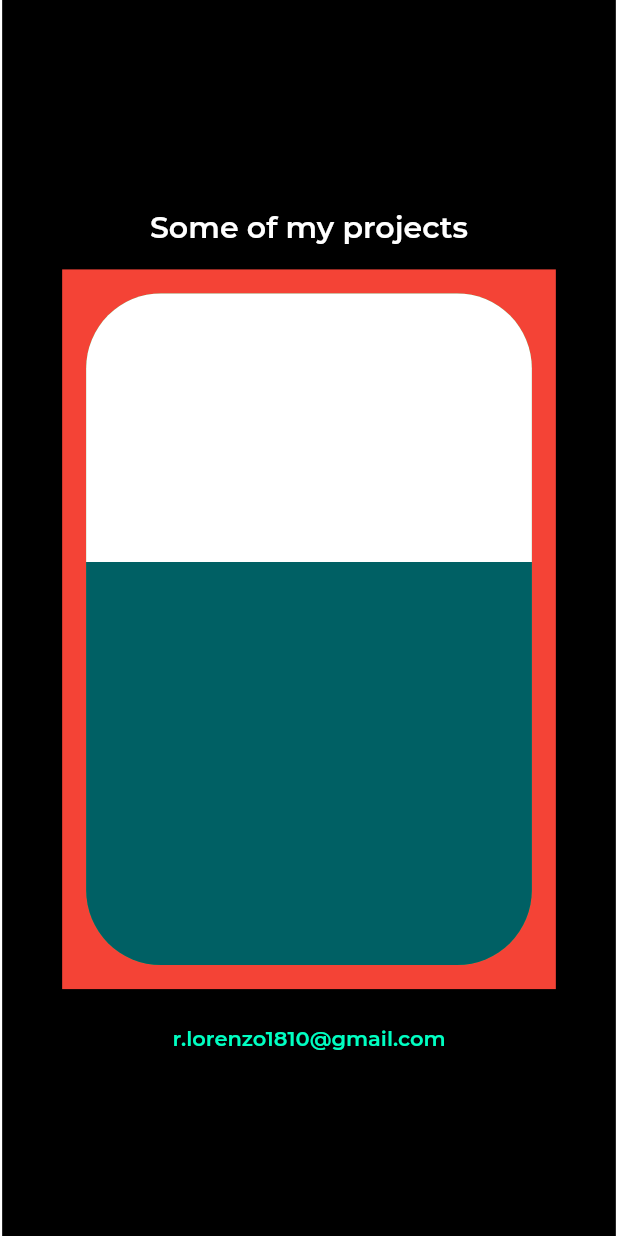
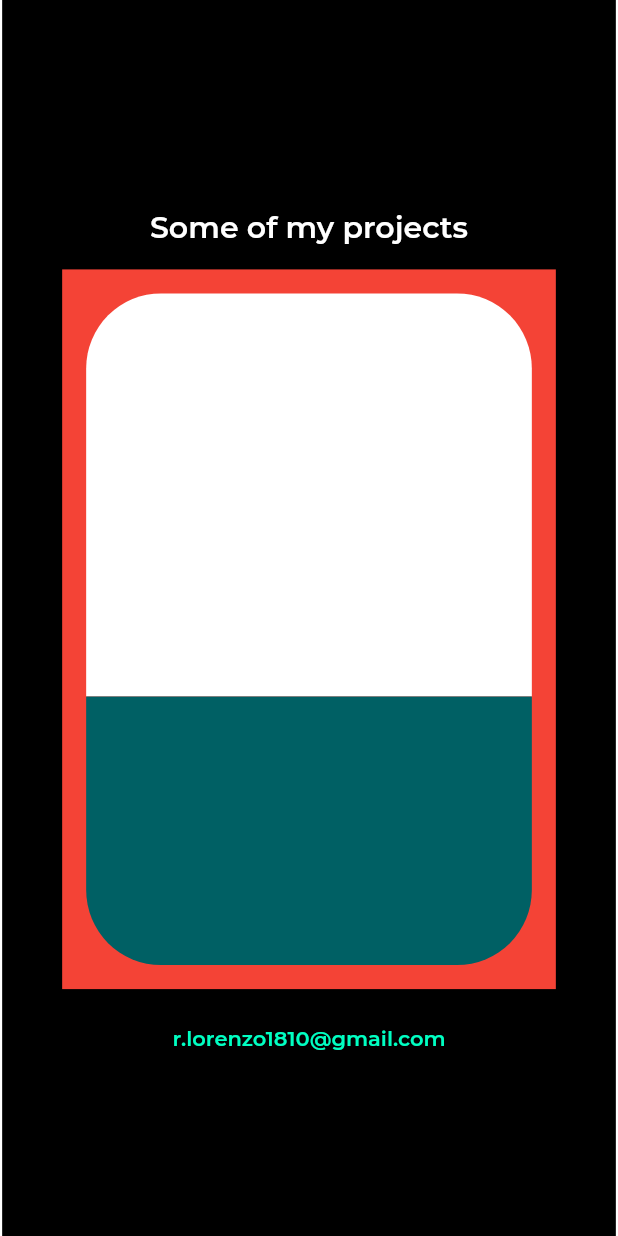
Before and after one commit to lorenzo-roma/flutter-website, a Flutter app: the screen it shows after launch, scrolled down 1152 dp, on a phone screen of 412 x 824 dp. Run offline on Flutter 3.47's test engine with Material 2 defaults, Android fonts, the phone set to English and light mode, and no system bars; drawn by our look-alikes of carousel_slider; our stand-ins replace animated_text_kit; project files that could hold a hidden picture were left out.

Commit message:
Added project card animation

```diff
--- a/lib/sections/projects.dart
+++ b/lib/sections/projects.dart
@@ -4,8 +4,18 @@ import 'package:flutter_website/layout_utils.dart';
 import 'package:flutter_website/widgets/project_card.dart';
 import 'package:flutter_website/widgets/typewriter_text.dart';
 
-class SectionProjects extends StatelessWidget {
+class SectionProjects extends StatefulWidget {
+  @override
+  _SectionProjectsState createState() => _SectionProjectsState();
+}
+
+class _SectionProjectsState extends State<SectionProjects> {
   final _projects = [1, 2, 3];
+
+  final CarouselController _carouselController = CarouselController();
+
+  void _stopAutoPlayProjects(CarouselController controller) =>
+      controller.stopAutoPlay();
 
   double _getViewPortFraction(BuildContext context) {
     if (LayoutUtils.isMobileLayout(context)) return 1;
@@ -35,7 +45,13 @@ class SectionProjects extends StatelessWidget {
           Expanded(
             child: LayoutBuilder(
               builder: (context, constraints) => CarouselSlider(
-                items: _projects.map((project) => ProjectCard()).toList(),
+                carouselController: _carouselController,
+                items: _projects
+                    .map((project) => ProjectCard(
+                          expandFunction: _carouselController.stopAutoPlay,
+                          reduceFunction: _carouselController.startAutoPlay,
+                        ))
+                    .toList(),
                 options: CarouselOptions(
                   enlargeCenterPage: true,
                   enlargeStrategy: CenterPageEnlargeStrategy.height,
--- a/lib/widgets/project_card.dart
+++ b/lib/widgets/project_card.dart
@@ -1,6 +1,58 @@
 import 'package:flutter/material.dart';
 
-class ProjectCard extends StatelessWidget {
+class ProjectCard extends StatefulWidget {
+  final Function _expandingCallback;
+  final Function _reducingCallback;
+
+  ProjectCard({@required expandFunction, @required reduceFunction})
+      : this._expandingCallback = expandFunction,
+        this._reducingCallback = reduceFunction;
+
+  @override
+  _ProjectCardState createState() => _ProjectCardState();
+}
+
+class _ProjectCardState extends State<ProjectCard> {
+  static const _expandVelocity = 600;
+  bool _animating = false;
+  bool _expanded = false;
+  int _imageFlex = 3;
+  int _textFlex = 2;
+  int _velocity = 0;
+
+  void _toggleCardState() {
+    if (_animating) return;
+    _animating = true;
+    Future.delayed(Duration(milliseconds: _expandVelocity), () {
+      _animating = false;
+    });
+    setState(() {
+      _imageFlex = (_imageFlex == 1) ? 3 : 1;
+      _textFlex = (_textFlex == 4) ? 2 : 4;
+      _expanded = !_expanded;
+      if (_expanded) {
+        _velocity = _expandVelocity;
+      } else {
+        Future.delayed(Duration(milliseconds: _expandVelocity), () {
+          _velocity = 0;
+        });
+      }
+    });
+    if (_expanded) {
+      widget._expandingCallback();
+    } else {
+      widget._reducingCallback();
+    }
+  }
+
+  double _getImageHeight(double maxHeight) {
+    return (_imageFlex * maxHeight) / (_imageFlex + _textFlex);
+  }
+
+  double _getTextHeight(double maxHeight) {
+    return (_textFlex * maxHeight) / (_imageFlex + _textFlex);
+  }
+
   @override
   Widget build(BuildContext context) {
     return Padding(
@@ -9,16 +61,19 @@ class ProjectCard extends StatelessWidget {
         color: Colors.red,
         child: Padding(
           padding: EdgeInsets.all(16.0),
-          child: Container(
+          child: GestureDetector(
+            onTap: _toggleCardState,
+            child: LayoutBuilder(
+              builder: (context, constraints) => Container(
                 decoration: BoxDecoration(
-              color: Colors.green,
                   borderRadius: BorderRadius.all(Radius.circular(50)),
                 ),
                 child: Column(
                   children: [
-                Flexible(
-                  flex: 2,
-                  child: Container(
+                    AnimatedContainer(
+                      duration: Duration(milliseconds: _velocity),
+                      curve: Curves.easeInOutBack,
+                      height: _getImageHeight(constraints.maxHeight),
                       decoration: BoxDecoration(
                         color: Colors.white,
                         borderRadius: BorderRadius.only(
@@ -26,10 +81,10 @@ class ProjectCard extends StatelessWidget {
                             topRight: Radius.circular(50)),
                       ),
                     ),
-                ),
-                Flexible(
-                  flex: 3,
-                  child: Container(
+                    AnimatedContainer(
+                      duration: Duration(milliseconds: _velocity),
+                      curve: Curves.easeInOutBack,
+                      height: _getTextHeight(constraints.maxHeight),
                       decoration: BoxDecoration(
                         color: Colors.cyan[900],
                         borderRadius: BorderRadius.only(
@@ -37,8 +92,9 @@ class ProjectCard extends StatelessWidget {
                             bottomRight: Radius.circular(50)),
                       ),
                     ),
-                )
                   ],
+                ),
+              ),
             ),
           ),
         ),
```
Lines whose indentation alone changed are shown as unchanged.
